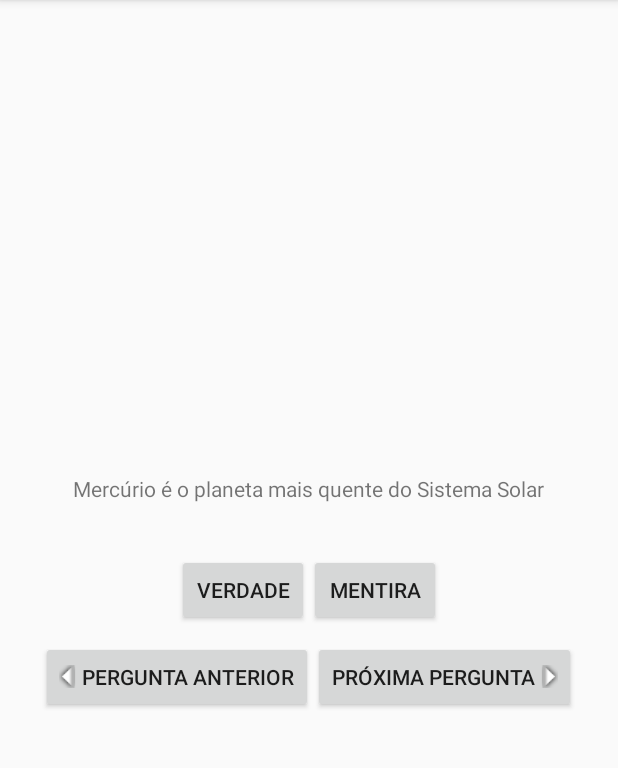
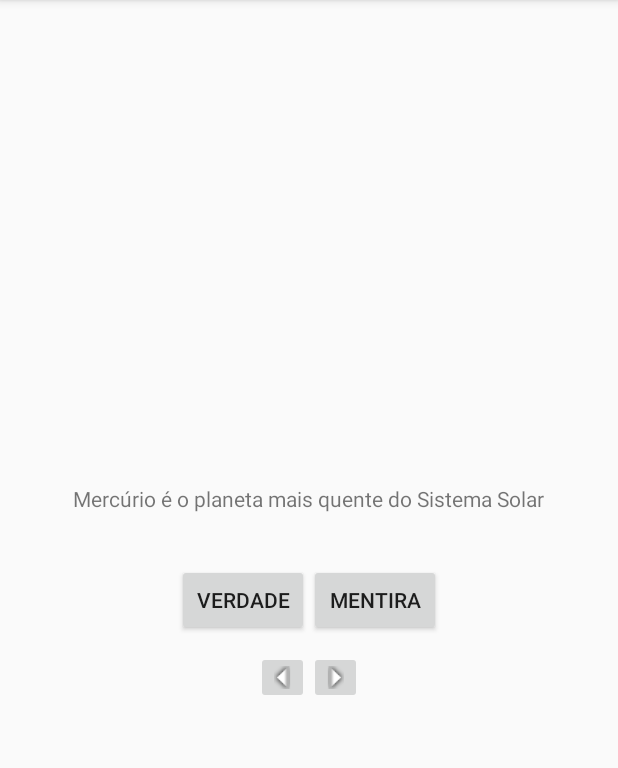
Before and after one commit to Tesla-J/Sinapse-Quiz-Fanmade, an Android app: the screen it shows after launch (MainActivity), on a phone screen of 412 x 824 dp, the part 84-852 px from its top. Run offline under Robolectric (Android 15) with nearby library versions, the phone set to English and light mode, and no system bars.

Commit message:
Botões substituidos por ImageButtons com contentDescription

```diff
--- a/app/src/main/java/com/marcos/sinapsequiz/MainActivity.java
+++ b/app/src/main/java/com/marcos/sinapsequiz/MainActivity.java
@@ -5,14 +5,15 @@ import androidx.appcompat.app.AppCompatActivity;
 import android.os.Bundle;
 import android.view.View;
 import android.widget.Button;
+import android.widget.ImageButton;
 import android.widget.Toast;
 import android.widget.TextView;
 
 public class MainActivity extends AppCompatActivity {
     private Button mBotaoMentira;
     private Button mBotaoVerdade;
-    private Button mBotaoNext;
-    private Button mBotaoPrevious;
+    private ImageButton mBotaoNext;
+    private ImageButton mBotaoPrevious;
     private TextView mTextViewPergunta;
 
     private FalseTrue[] mListaDePerguntas = new FalseTrue[] {
@@ -94,7 +95,7 @@ public class MainActivity extends AppCompatActivity {
             }
         });
 
-        mBotaoNext = (Button) findViewById(R.id.botao_next);
+        mBotaoNext = (ImageButton) findViewById(R.id.botao_next);
         mBotaoNext.setOnClickListener(new View.OnClickListener(){
             @Override
             public void onClick(View v){
--- a/app/src/main/res/layout/activity_main.xml
+++ b/app/src/main/res/layout/activity_main.xml
@@ -44,25 +44,21 @@
         android:layout_height="wrap_content"
         >
 
-        <Button
+        <ImageButton
             android:id="@+id/botao_previous"
             android:layout_width="wrap_content"
             android:layout_height="wrap_content"
-            android:drawableLeft="@mipmap/arrow_left"
-            android:drawableStart="@mipmap/arrow_left"
-            android:drawablePadding="4dp"
-            android:text="Pergunta anterior"
+            android:src="@mipmap/arrow_left"
+            android:contentDescription="@string/botao_preview"
             />
         -
 
-        <Button
+        <ImageButton
             android:id="@+id/botao_next"
             android:layout_width="wrap_content"
             android:layout_height="wrap_content"
-            android:text="@string/botao_next"
-            android:drawableRight="@mipmap/arrow_right"
-            android:drawablePadding="4dp"
-            android:drawableEnd="@mipmap/arrow_right"
+            android:src="@mipmap/arrow_right"
+            android:contentDescription="@string/botao_next"
             />
 
     </LinearLayout>
--- a/app/src/main/res/values/strings.xml
+++ b/app/src/main/res/values/strings.xml
@@ -4,7 +4,8 @@
     <string name="botao_mentira">Mentira</string>
     <string name="correct_answer">Correcto</string>
     <string name="incorrect_answer">incorrecto</string>
-    <string name="botao_next">Próxima Pergunta</string>
+    <string name="botao_next">Botão para a próxima pergunta</string>
+    <string name="botao_preview">Botão para a próxima pergunta</string>
 
     <string name="pergunta_astronomia_1">Mercúrio é o planeta mais quente do Sistema Solar</string>
     <string name="pergunta_astronomia_2">Nós não podemos ver um buraco negro</string>
```
